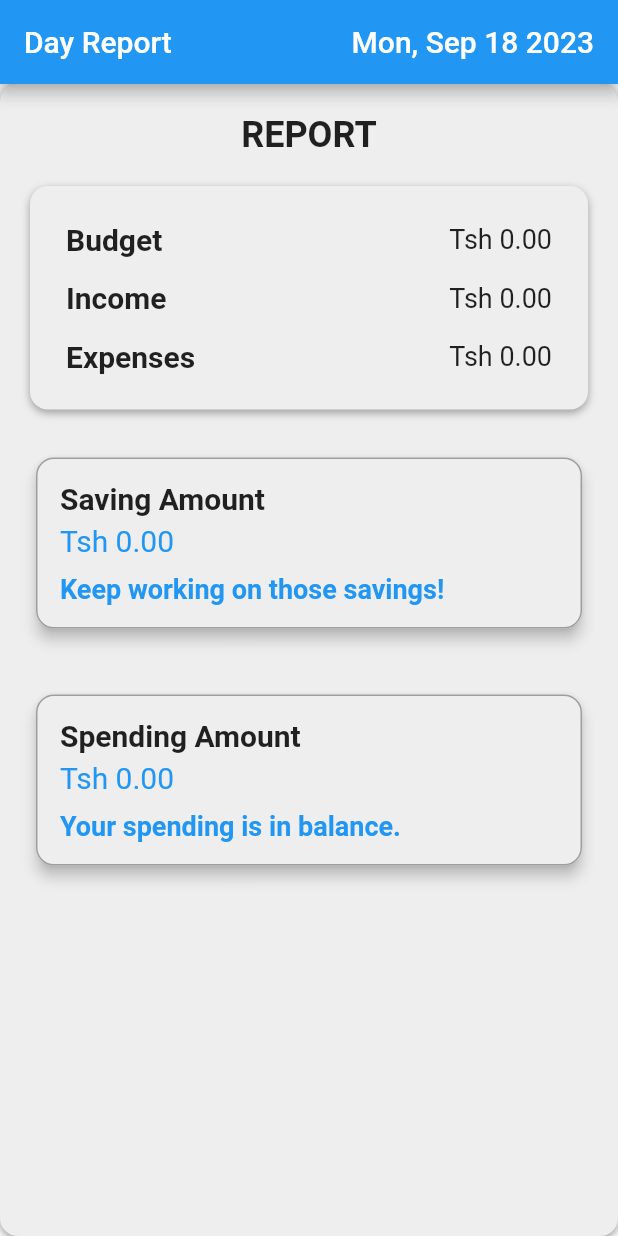
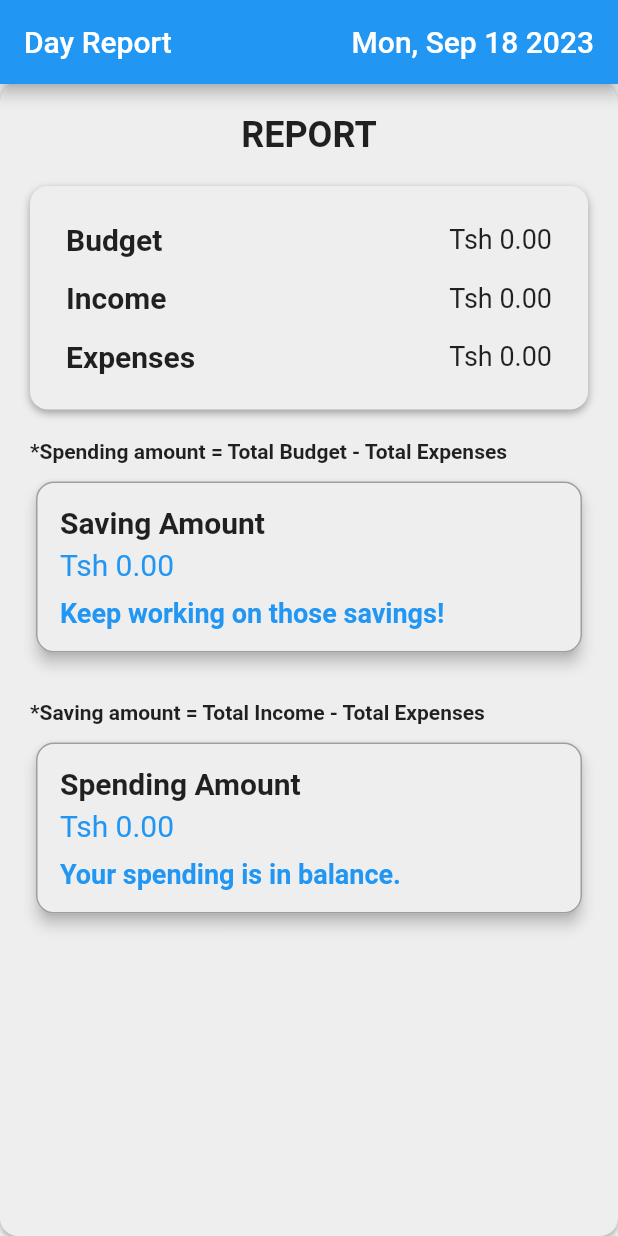
Before and after one commit to DOJA2/Budgeting-App, a Flutter app: the ReportPage screen opened directly, on a phone screen of 412 x 824 dp. Run offline on Flutter 3.47's test engine with Material 2 defaults, Android fonts, the phone set to English and light mode, and no system bars; our stand-ins replace sqflite; accounts and stored records are empty.

Commit message:
Budget, expense, income pages: - 1. refactored the code according to the styleguide - 2. removed unused variables and functions - 3. added comments to explain the code - 4. fixed some bugs In report page adding screen height and hint text for spending and saving amount

```diff
--- a/lib/Pages/Report.dart
+++ b/lib/Pages/Report.dart
@@ -3,9 +3,6 @@ import 'package:intl/intl.dart';
 import 'package:saving_money/database/budgetsql.dart';
 import 'package:path/path.dart' as path; // Import for join function
 import 'package:sqflite/sqflite.dart' as sql;
-// import 'package:saving_money/database/incomesql.dart';
-// import '../database/expensessql.dart';
-
 
 class ReportPage extends StatefulWidget {
   @override
@@ -16,9 +13,6 @@ class ReportPageState extends State<ReportPage> {
   double totalBudget = 0.0;
   double totalIncome = 0.0;
   double totalExpenses = 0.0;
-  // double budget = 1000.0; // Replace with your actual budget value
-  // double income = 5000.0; // Replace with your actual income value
-  // double expenses = 1800.0; // Replace with your actual expenses value
   double get savingAmount => totalIncome - totalExpenses;
   double get spendingAmount => totalBudget - totalExpenses;
   String formattedDateTime = ''; // This will hold the formatted date and time
@@ -56,13 +50,15 @@ class ReportPageState extends State<ReportPage> {
     final now = DateTime.now();
     formattedDateTime = DateFormat('EEE, MMM dd yyyy').format(now);
   }
+
   Future<void> fetchTotalBudget() async {
     final formatteTodayDate =
         DateFormat('yyyy-MM-dd').format(DateTime.now()).toString();
     try {
       final dbPath = await sql.getDatabasesPath();
       final db = await sql.openDatabase(path.join(dbPath, 'dbmoney.db'));
-      final totalBudget = await SQLHelper.getTotalAmountForDayBudget(formatteTodayDate);
+      final totalBudget =
+          await SQLHelper.getTotalAmountForDayBudget(formatteTodayDate);
       setState(() {
         this.totalBudget = totalBudget;
       });
@@ -78,7 +74,8 @@ class ReportPageState extends State<ReportPage> {
     try {
       final dbPath = await sql.getDatabasesPath();
       final db = await sql.openDatabase(path.join(dbPath, 'dbincome.db'));
-      final totalIncome = await SQLHelper.getTotalAmountForDayIncome(formatteTodayDate);
+      final totalIncome =
+          await SQLHelper.getTotalAmountForDayIncome(formatteTodayDate);
       setState(() {
         this.totalIncome = totalIncome;
       });
@@ -94,7 +91,8 @@ class ReportPageState extends State<ReportPage> {
     try {
       final dbPath = await sql.getDatabasesPath();
       final db = await sql.openDatabase(path.join(dbPath, 'expense.db'));
-      final totalExpenses = await SQLHelper.getTotalAmountForDayExpenses(formatteTodayDate);
+      final totalExpenses =
+          await SQLHelper.getTotalAmountForDayExpenses(formatteTodayDate);
       setState(() {
         this.totalExpenses = totalExpenses;
       });
@@ -106,6 +104,7 @@ class ReportPageState extends State<ReportPage> {
 
   @override
   Widget build(BuildContext context) {
+    final screenHeight = MediaQuery.of(context).size.height;
     return Scaffold(
       appBar: AppBar(
         automaticallyImplyLeading: false,
@@ -116,6 +115,7 @@ class ReportPageState extends State<ReportPage> {
         ]),
       ),
       body: Container(
+        height: screenHeight, // Set the height based on screen height
         padding: const EdgeInsets.all(20.0),
         decoration: BoxDecoration(
           color: Colors.grey[200],
@@ -136,8 +136,20 @@ class ReportPageState extends State<ReportPage> {
             SizedBox(height: 20),
             buildUnifiedAmountContainer(),
             SizedBox(height: 20),
+            Text(
+              '*Spending amount = Total Budget - Total Expenses',
+              style: const TextStyle(
+                fontWeight: FontWeight.bold,
+              ),
+            ),
             buildResultRow('Saving Amount', savingAmount, getSavingColor()),
             SizedBox(height: 20),
+            Text(
+              '*Saving amount = Total Income - Total Expenses',
+              style: const TextStyle(
+                fontWeight: FontWeight.bold,
+              ),
+            ),
             buildResultRow(
                 'Spending Amount', spendingAmount, getSpendingColor()),
           ],
@@ -158,7 +170,7 @@ class ReportPageState extends State<ReportPage> {
   }
 
   Widget buildUnifiedAmountContainer() {
-        return Container(
+    return Container(
       padding: const EdgeInsets.all(16.0),
       decoration: BoxDecoration(
         color: Colors.grey[200],
@@ -186,18 +198,6 @@ class ReportPageState extends State<ReportPage> {
   Widget buildAmountRow(String label, double amount) {
     return Padding(
       padding: const EdgeInsets.all(8.0),
-      // decoration: BoxDecoration(
-      //   color: Colors.grey[200],
-      //   borderRadius: BorderRadius.circular(1),
-      //   boxShadow: [
-      //     BoxShadow(
-      //       color: Colors.grey,
-      //       offset: Offset(0, 2),
-      //       blurRadius: 4,
-      //       spreadRadius: 0,
-      //     ),
-      //   ],
-      // ),
       child: Row(
         mainAxisAlignment: MainAxisAlignment.spaceBetween,
         children: [
@@ -301,15 +301,3 @@ class ReportPageState extends State<ReportPage> {
     );
   }
 }
-
-// Future<void> getAmounts() async {
-//   await _fetchTotalBudget();
-//   await _fetchTotalIncome();
-//   await _fetchTotalExpenses();
-//   double savingAmount = totalIncome - totalExpenses;
-//   double spendingAmount = totalBudget - totalExpenses;
-//   setState(() {
-//     this.savingAmount = savingAmount;
-//     this.spendingAmount = spendingAmount;
-//   });
-// }
```
Also changed, not shown: lib/Pages/budget.dart (+4 -3 lines), lib/Pages/expenses.dart (+13 -9 lines), lib/Pages/income.dart (+4 -3 lines).
